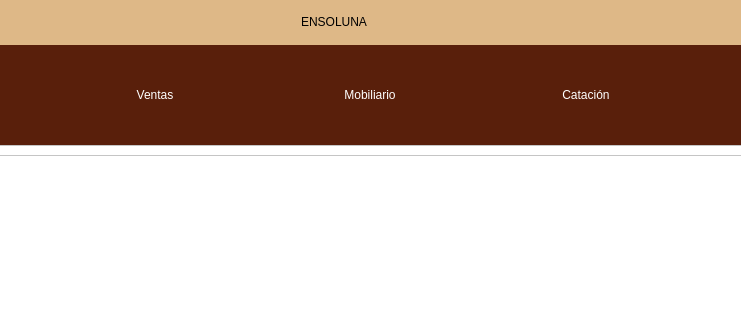
andree-ro/BaseDatosEnsoluna, file views/designs/DB1.ui: the form before one commit; both pictures show x 203 to 944 and y 0 to 320 of the 1144 by 856 pixel window.
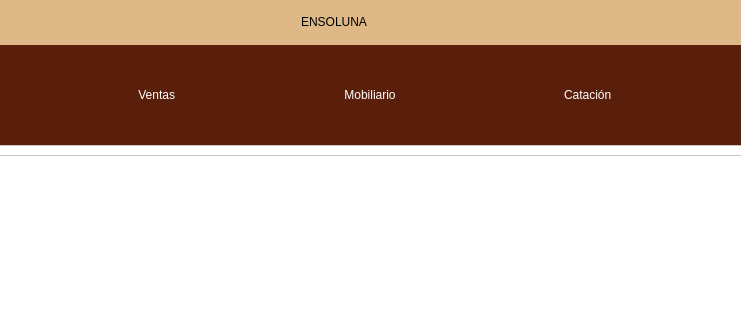
The form after the commit. The open tabs and pages were chosen to show the change. Icons and pictures are not drawn.

```diff
--- a/views/designs/DB1.ui
+++ b/views/designs/DB1.ui
@@ -493,7 +493,7 @@
 }</string>
          </property>
          <property name="text">
-          <string>Ventas</string>
+          <string> Ventas</string>
          </property>
          <property name="icon">
           <iconset>
@@ -603,7 +603,7 @@
 }</string>
          </property>
          <property name="text">
-          <string>Catación</string>
+          <string> Catación</string>
          </property>
          <property name="icon">
           <iconset>
```
Left out of the diff: 44 changed lines with no effect on the pictures.
